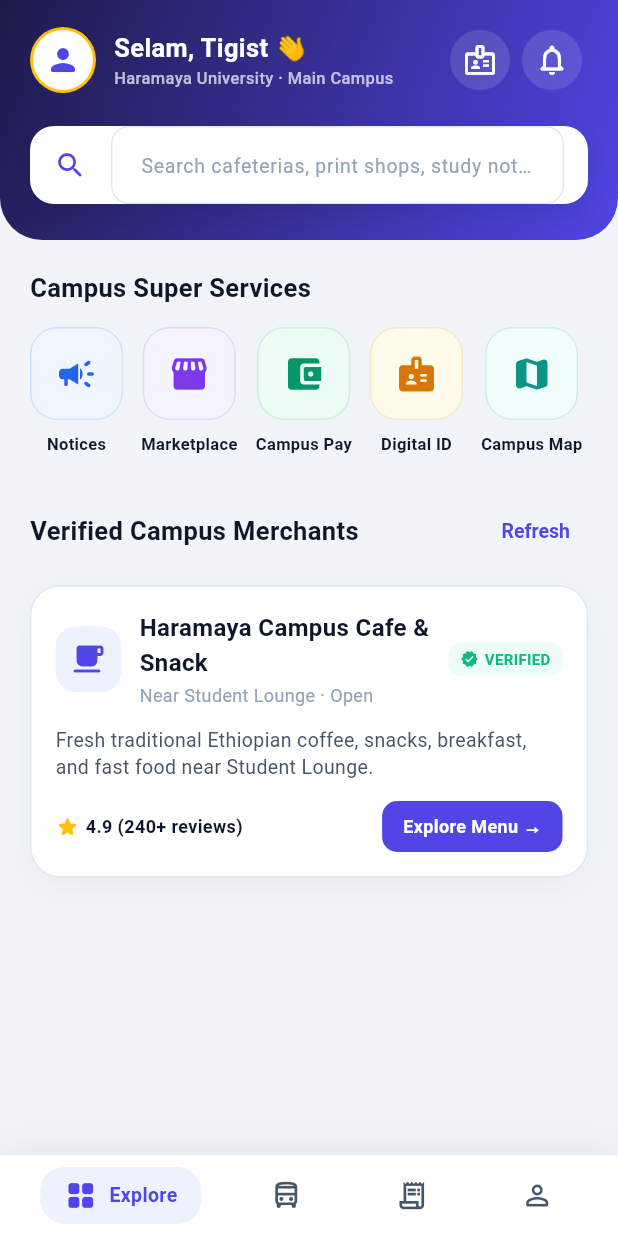
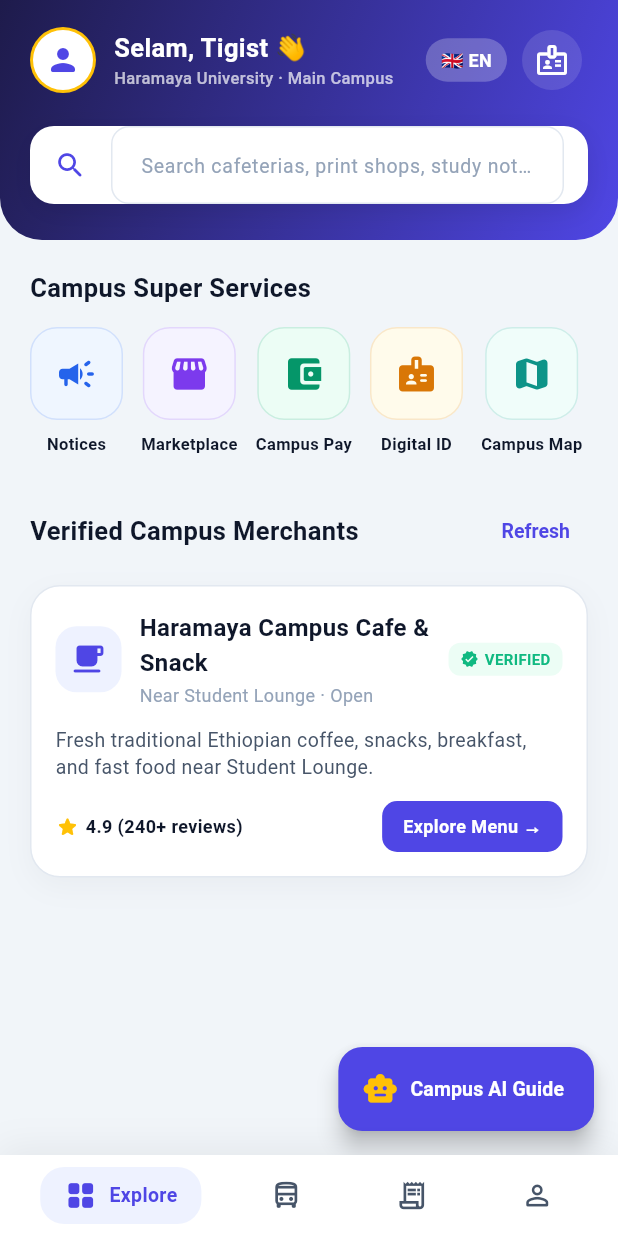
Before and after one commit to athronos21/campusflow, a Flutter app: the screen it shows after launch, on a phone screen of 412 x 824 dp. Run offline on Flutter 3.47's test engine with Material 3 defaults, Android fonts, the phone set to English and light mode, and no system bars; our stand-ins replace dio, shared_preferences; network calls fail.

Commit message:
feat: add web maintenance/marketplace pages and mobile campus AI assistant

```diff
--- a/apps/mobile/lib/screens/explore/explore_screen.dart
+++ b/apps/mobile/lib/screens/explore/explore_screen.dart
@@ -2,6 +2,7 @@ import 'package:flutter/material.dart';
 import '../../core/constants/app_colors.dart';
 import '../../models/business.dart';
 import '../../services/business_service.dart';
+import '../../widgets/ai_assistant_sheet.dart';
 import 'shop_detail_screen.dart';
 import '../transport/transport_screen.dart';
 import '../housing/housing_screen.dart';
@@ -26,6 +27,7 @@ class _ExploreScreenState extends State<ExploreScreen> {
   List<Business> _businesses = [];
   bool _isLoading = true;
   String _searchQuery = '';
+  bool _isAmharic = false;
 
   @override
   void initState() {
@@ -42,6 +44,15 @@ class _ExploreScreenState extends State<ExploreScreen> {
     });
   }
 
+  void _openAiAssistant() {
+    showModalBottomSheet(
+      context: context,
+      isScrollControlled: true,
+      backgroundColor: Colors.transparent,
+      builder: (context) => const AiAssistantSheet(),
+    );
+  }
+
   @override
   Widget build(BuildContext context) {
     final filteredMerchants = _businesses
@@ -50,6 +61,16 @@ class _ExploreScreenState extends State<ExploreScreen> {
 
     return Scaffold(
       backgroundColor: AppColors.background,
+      floatingActionButton: FloatingActionButton.extended(
+        onPressed: _openAiAssistant,
+        backgroundColor: AppColors.primary,
+        elevation: 6,
+        icon: const Icon(Icons.smart_toy_rounded, color: Colors.amber),
+        label: Text(
+          _isAmharic ? 'የካምፓስ AI ረዳት' : 'Campus AI Guide',
+          style: const TextStyle(color: Colors.white, fontWeight: FontWeight.bold, fontSize: 13),
+        ),
+      ),
       body: SafeArea(
         child: _isLoading
             ? const Center(child: CircularProgressIndicator(color: AppColors.primary))
@@ -86,27 +107,37 @@ class _ExploreScreenState extends State<ExploreScreen> {
                                     const SizedBox(width: 12),
                                     Column(
                                       crossAxisAlignment: CrossAxisAlignment.start,
-                                      children: const [
-                                        Text('Selam, Tigist 👋', style: TextStyle(color: Colors.white, fontWeight: FontWeight.bold, fontSize: 17)),
-                                        Text('Haramaya University · Main Campus', style: TextStyle(color: Colors.white70, fontSize: 11, fontWeight: FontWeight.w500)),
+                                      children: [
+                                        Text(_isAmharic ? 'ሰላም፣ ትዕግሥት 👋' : 'Selam, Tigist 👋', style: const TextStyle(color: Colors.white, fontWeight: FontWeight.bold, fontSize: 17)),
+                                        Text(_isAmharic ? 'ሐረማያ ዩኒቨርሲቲ · ዋና ግቢ' : 'Haramaya University · Main Campus', style: const TextStyle(color: Colors.white70, fontSize: 11, fontWeight: FontWeight.w500)),
                                       ],
                                     ),
                                   ],
                                 ),
                                 Row(
                                   children: [
+                                    // Amharic 🇪🇹 / English 🇬🇧 Toggle Chip
+                                    InkWell(
+                                      onTap: () => setState(() => _isAmharic = !_isAmharic),
+                                      borderRadius: BorderRadius.circular(16),
+                                      child: Container(
+                                        padding: const EdgeInsets.symmetric(horizontal: 10, vertical: 6),
+                                        decoration: BoxDecoration(
+                                          color: Colors.white24,
+                                          borderRadius: BorderRadius.circular(16),
+                                        ),
+                                        child: Text(
+                                          _isAmharic ? '🇪🇹 አማርኛ' : '🇬🇧 EN',
+                                          style: const TextStyle(color: Colors.white, fontWeight: FontWeight.bold, fontSize: 12),
+                                        ),
+                                      ),
+                                    ),
+                                    const SizedBox(width: 6),
                                     IconButton(
                                       style: IconButton.styleFrom(backgroundColor: Colors.white12),
                                       icon: const Icon(Icons.badge_outlined, color: Colors.white),
                                       onPressed: () {
                                         Navigator.push(context, MaterialPageRoute(builder: (context) => const DigitalIdScreen()));
-                                      },
-                                    ),
-                                    IconButton(
-                                      style: IconButton.styleFrom(backgroundColor: Colors.white12),
-                                      icon: const Icon(Icons.notifications_none_rounded, color: Colors.white),
-                                      onPressed: () {
-                                        Navigator.push(context, MaterialPageRoute(builder: (context) => const AnnouncementsScreen()));
                                       },
                                     ),
                                   ],
@@ -131,10 +162,10 @@ class _ExploreScreenState extends State<ExploreScreen> {
                               ),
                               child: TextField(
                                 onChanged: (val) => setState(() => _searchQuery = val.toLowerCase().trim()),
-                                decoration: const InputDecoration(
-                                  icon: Icon(Icons.search_rounded, color: AppColors.primary, size: 22),
-                                  hintText: 'Search cafeterias, print shops, study notes...',
-                                  hintStyle: TextStyle(fontSize: 13, color: AppColors.textMuted),
+                                decoration: InputDecoration(
+                                  icon: const Icon(Icons.search_rounded, color: AppColors.primary, size: 22),
+                                  hintText: _isAmharic ? 'ካፌዎችን፣ የህትመት ሱቆችን፣ ማስታወሻዎችን ይፈልጉ...' : 'Search cafeterias, print shops, study notes...',
+                                  hintStyle: const TextStyle(fontSize: 13, color: AppColors.textMuted),
                                   border: InputBorder.none,
                                 ),
                               ),
@@ -151,33 +182,36 @@ class _ExploreScreenState extends State<ExploreScreen> {
                         child: Column(
                           crossAxisAlignment: CrossAxisAlignment.start,
                           children: [
-                            const Text('Campus Super Services', style: TextStyle(fontSize: 17, fontWeight: FontWeight.bold, color: AppColors.textPrimary)),
+                            Text(
+                              _isAmharic ? 'የካምፓስ አገልግሎቶች' : 'Campus Super Services',
+                              style: const TextStyle(fontSize: 17, fontWeight: FontWeight.bold, color: AppColors.textPrimary),
+                            ),
                             const SizedBox(height: 14),
                             SingleChildScrollView(
                               scrollDirection: Axis.horizontal,
                               child: Row(
                                 children: [
-                                  _buildModernServiceCard(context, icon: Icons.campaign_rounded, color: const Color(0xFF2563EB), bg: const Color(0xFFEFF6FF), label: 'Notices', screen: const AnnouncementsScreen()),
+                                  _buildModernServiceCard(context, icon: Icons.campaign_rounded, color: const Color(0xFF2563EB), bg: const Color(0xFFEFF6FF), label: _isAmharic ? 'ማስታወቂያዎች' : 'Notices', screen: const AnnouncementsScreen()),
                                   const SizedBox(width: 12),
-                                  _buildModernServiceCard(context, icon: Icons.storefront_rounded, color: const Color(0xFF7C3AED), bg: const Color(0xFFF5F3FF), label: 'Marketplace', screen: const MarketplaceScreen()),
+                                  _buildModernServiceCard(context, icon: Icons.storefront_rounded, color: const Color(0xFF7C3AED), bg: const Color(0xFFF5F3FF), label: _isAmharic ? 'ገበያ' : 'Marketplace', screen: const MarketplaceScreen()),
                                   const SizedBox(width: 12),
-                                  _buildModernServiceCard(context, icon: Icons.account_balance_wallet_rounded, color: const Color(0xFF059669), bg: const Color(0xFFECFDF5), label: 'Campus Pay', screen: const WalletScreen()),
+                                  _buildModernServiceCard(context, icon: Icons.account_balance_wallet_rounded, color: const Color(0xFF059669), bg: const Color(0xFFECFDF5), label: _isAmharic ? 'ካምፓስ ፔይ' : 'Campus Pay', screen: const WalletScreen()),
                                   const SizedBox(width: 12),
-                                  _buildModernServiceCard(context, icon: Icons.badge_rounded, color: const Color(0xFFD97706), bg: const Color(0xFFFFFBEB), label: 'Digital ID', screen: const DigitalIdScreen()),
+                                  _buildModernServiceCard(context, icon: Icons.badge_rounded, color: const Color(0xFFD97706), bg: const Color(0xFFFFFBEB), label: _isAmharic ? 'መታወቂያ' : 'Digital ID', screen: const DigitalIdScreen()),
                                   const SizedBox(width: 12),
-                                  _buildModernServiceCard(context, icon: Icons.map_rounded, color: const Color(0xFF0D9488), bg: const Color(0xFFF0FDFA), label: 'Campus Map', screen: const CampusMapScreen()),
+                                  _buildModernServiceCard(context, icon: Icons.map_rounded, color: const Color(0xFF0D9488), bg: const Color(0xFFF0FDFA), label: _isAmharic ? 'የግቢው ካርታ' : 'Campus Map', screen: const CampusMapScreen()),
                                   const SizedBox(width: 12),
-                                  _buildModernServiceCard(context, icon: Icons.calculate_rounded, color: const Color(0xFF4F46E5), bg: const Color(0xFFEEF2FF), label: 'GPA & Timetable', screen: const AcademicScreen()),
+                                  _buildModernServiceCard(context, icon: Icons.calculate_rounded, color: const Color(0xFF4F46E5), bg: const Color(0xFFEEF2FF), label: _isAmharic ? 'GPA እና ክፍለ-ጊዜ' : 'GPA & Timetable', screen: const AcademicScreen()),
                                   const SizedBox(width: 12),
-                                  _buildModernServiceCard(context, icon: Icons.build_circle_rounded, color: const Color(0xFFEA580C), bg: const Color(0xFFFFF7ED), label: 'Dorm Repairs', screen: const MaintenanceScreen()),
+                                  _buildModernServiceCard(context, icon: Icons.build_circle_rounded, color: const Color(0xFFEA580C), bg: const Color(0xFFFFF7ED), label: _isAmharic ? 'የዶርም ጥገና' : 'Dorm Repairs', screen: const MaintenanceScreen()),
                                   const SizedBox(width: 12),
-                                  _buildModernServiceCard(context, icon: Icons.emergency_rounded, color: const Color(0xFFDC2626), bg: const Color(0xFFFEF2F2), label: '24/7 SOS', screen: const EmergencyScreen()),
+                                  _buildModernServiceCard(context, icon: Icons.emergency_rounded, color: const Color(0xFFDC2626), bg: const Color(0xFFFEF2F2), label: _isAmharic ? '24/7 አደጋ' : '24/7 SOS', screen: const EmergencyScreen()),
                                   const SizedBox(width: 12),
-                                  _buildModernServiceCard(context, icon: Icons.directions_bus_rounded, color: const Color(0xFFB45309), bg: const Color(0xFFFEF3C7), label: 'Transport', screen: const TransportScreen()),
+                                  _buildModernServiceCard(context, icon: Icons.directions_bus_rounded, color: const Color(0xFFB45309), bg: const Color(0xFFFEF3C7), label: _isAmharic ? 'ትራንስፖርት' : 'Transport', screen: const TransportScreen()),
                                   const SizedBox(width: 12),
-                                  _buildModernServiceCard(context, icon: Icons.home_work_rounded, color: const Color(0xFF0F766E), bg: const Color(0xFFCCFBF1), label: 'Housing', screen: const HousingScreen()),
+                                  _buildModernServiceCard(context, icon: Icons.home_work_rounded, color: const Color(0xFF0F766E), bg: const Color(0xFFCCFBF1), label: _isAmharic ? 'መኖሪያ' : 'Housing', screen: const HousingScreen()),
                                   const SizedBox(width: 12),
-                                  _buildModernServiceCard(context, icon: Icons.event_rounded, color: const Color(0xFF4338CA), bg: const Color(0xFFE0E7FF), label: 'Events', screen: const EventsScreen()),
+                                  _buildModernServiceCard(context, icon: Icons.event_rounded, color: const Color(0xFF4338CA), bg: const Color(0xFFE0E7FF), label: _isAmharic ? 'ኩነቶች' : 'Events', screen: const EventsScreen()),
                                 ],
                               ),
                             ),
@@ -193,10 +227,13 @@ class _ExploreScreenState extends State<ExploreScreen> {
                         child: Row(
                           mainAxisAlignment: MainAxisAlignment.spaceBetween,
                           children: [
-                            const Text('Verified Campus Merchants', style: TextStyle(fontSize: 17, fontWeight: FontWeight.bold, color: AppColors.textPrimary)),
+                            Text(
+                              _isAmharic ? 'የተረጋገጡ የግቢው ነጋዴዎች' : 'Verified Campus Merchants',
+                              style: const TextStyle(fontSize: 17, fontWeight: FontWeight.bold, color: AppColors.textPrimary),
+                            ),
                             TextButton(
                               onPressed: _loadBusinesses,
-                              child: const Text('Refresh', style: TextStyle(color: AppColors.primary, fontWeight: FontWeight.bold)),
+                              child: Text(_isAmharic ? 'አድስ' : 'Refresh', style: const TextStyle(color: AppColors.primary, fontWeight: FontWeight.bold)),
                             ),
                           ],
                         ),
@@ -217,7 +254,7 @@ class _ExploreScreenState extends State<ExploreScreen> {
                               ),
                             ),
                     ),
-                    const SliverToBoxAdapter(child: SizedBox(height: 30)),
+                    const SliverToBoxAdapter(child: SizedBox(height: 80)),
                   ],
                 ),
               ),
@@ -283,18 +320,18 @@ class _ExploreScreenState extends State<ExploreScreen> {
                       children: [
                         Text(business.name, style: const TextStyle(fontWeight: FontWeight.bold, fontSize: 16, color: AppColors.textPrimary)),
                         const SizedBox(height: 2),
-                        const Text('Main Campus Lounge · Open', style: TextStyle(fontSize: 12, color: AppColors.textMuted)),
+                        Text(_isAmharic ? 'ዋና ግቢ · ክፍት' : 'Main Campus Lounge · Open', style: const TextStyle(fontSize: 12, color: AppColors.textMuted)),
                       ],
                     ),
                   ),
                   Container(
                     padding: const EdgeInsets.symmetric(horizontal: 8, vertical: 4),
                     decoration: BoxDecoration(color: AppColors.successBg, borderRadius: BorderRadius.circular(8)),
-                    child: const Row(
+                    child: Row(
                       children: [
-                        Icon(Icons.verified, color: AppColors.success, size: 12),
-                        SizedBox(width: 4),
-                        Text('VERIFIED', style: TextStyle(fontSize: 10, fontWeight: FontWeight.bold, color: AppColors.success)),
+                        const Icon(Icons.verified, color: AppColors.success, size: 12),
+                        const SizedBox(width: 4),
+                        Text(_isAmharic ? 'የተረጋገጠ' : 'VERIFIED', style: const TextStyle(fontSize: 10, fontWeight: FontWeight.bold, color: AppColors.success)),
                       ],
                     ),
                   ),
@@ -302,7 +339,7 @@ class _ExploreScreenState extends State<ExploreScreen> {
               ),
               const SizedBox(height: 12),
               Text(
-                business.description ?? 'Fresh food, coffee, and campus essentials available for instant pickup.',
+                business.description ?? (_isAmharic ? 'ትኩስ ምግብ፣ ቡና እና የካምፓስ ፍላጎቶች።' : 'Fresh food, coffee, and campus essentials available for instant pickup.'),
                 style: const TextStyle(fontSize: 13, color: AppColors.textSecondary, height: 1.4),
                 maxLines: 2,
                 overflow: TextOverflow.ellipsis,
@@ -312,12 +349,12 @@ class _ExploreScreenState extends State<ExploreScreen> {
                 children: [
                   const Icon(Icons.star_rounded, size: 16, color: Colors.amber),
                   const SizedBox(width: 4),
-                  const Text('4.8 (120+ reviews)', style: TextStyle(fontSize: 12, fontWeight: FontWeight.bold, color: AppColors.textPrimary)),
+                  Text(_isAmharic ? '4.8 (120+ አስተያየቶች)' : '4.8 (120+ reviews)', style: const TextStyle(fontSize: 12, fontWeight: FontWeight.bold, color: AppColors.textPrimary)),
                   const Spacer(),
                   Container(
                     padding: const EdgeInsets.symmetric(horizontal: 14, vertical: 8),
                     decoration: BoxDecoration(color: AppColors.primary, borderRadius: BorderRadius.circular(10)),
-                    child: const Text('Explore Menu →', style: TextStyle(fontSize: 12, fontWeight: FontWeight.bold, color: Colors.white)),
+                    child: Text(_isAmharic ? 'ሜኑ ይመልከቱ →' : 'Explore Menu →', style: const TextStyle(fontSize: 12, fontWeight: FontWeight.bold, color: Colors.white)),
                   ),
                 ],
               ),
@@ -353,42 +390,42 @@ class _ExploreScreenState extends State<ExploreScreen> {
                 Expanded(
                   child: Column(
                     crossAxisAlignment: CrossAxisAlignment.start,
-                    children: const [
-                      Text('Haramaya Campus Cafe & Snack', style: TextStyle(fontWeight: FontWeight.bold, fontSize: 16, color: AppColors.textPrimary)),
-                      SizedBox(height: 2),
-                      Text('Near Student Lounge · Open', style: TextStyle(fontSize: 12, color: AppColors.textMuted)),
+                    children: [
+                      Text(_isAmharic ? 'ሐረማያ ግቢ ካፌ እና ምግቦች' : 'Haramaya Campus Cafe & Snack', style: const TextStyle(fontWeight: FontWeight.bold, fontSize: 16, color: AppColors.textPrimary)),
+                      const SizedBox(height: 2),
+                      Text(_isAmharic ? 'ተማሪዎች ላውንጅ አጠገብ · ክፍት' : 'Near Student Lounge · Open', style: const TextStyle(fontSize: 12, color: AppColors.textMuted)),
                     ],
                   ),
                 ),
                 Container(
                   padding: const EdgeInsets.symmetric(horizontal: 8, vertical: 4),
                   decoration: BoxDecoration(color: AppColors.successBg, borderRadius: BorderRadius.circular(8)),
-                  child: const Row(
+                  child: Row(
                     children: [
-                      Icon(Icons.verified, color: AppColors.success, size: 12),
-                      SizedBox(width: 4),
-                      Text('VERIFIED', style: TextStyle(fontSize: 10, fontWeight: FontWeight.bold, color: AppColors.success)),
+                      const Icon(Icons.verified, color: AppColors.success, size: 12),
+                      const SizedBox(width: 4),
+                      Text(_isAmharic ? 'የተረጋገጠ' : 'VERIFIED', style: const TextStyle(fontSize: 10, fontWeight: FontWeight.bold, color: AppColors.success)),
                     ],
                   ),
                 ),
               ],
             ),
             const SizedBox(height: 12),
-            const Text(
-              'Fresh traditional Ethiopian coffee, snacks, breakfast, and fast food near Student Lounge.',
-              style: TextStyle(fontSize: 13, color: AppColors.textSecondary, height: 1.4),
+            Text(
+              _isAmharic ? 'ትኩስ የኢትዮጵያ ባህላዊ ቡና፣ ቁርስ እና ፈጣን ምግቦች ከተማሪዎች ላውንጅ አጠገብ።' : 'Fresh traditional Ethiopian coffee, snacks, breakfast, and fast food near Student Lounge.',
+              style: const TextStyle(fontSize: 13, color: AppColors.textSecondary, height: 1.4),
             ),
             const SizedBox(height: 14),
             Row(
               children: [
                 const Icon(Icons.star_rounded, size: 16, color: Colors.amber),
                 const SizedBox(width: 4),
-                const Text('4.9 (240+ reviews)', style: TextStyle(fontSize: 12, fontWeight: FontWeight.bold, color: AppColors.textPrimary)),
+                Text(_isAmharic ? '4.9 (240+ አስተያየቶች)' : '4.9 (240+ reviews)', style: const TextStyle(fontSize: 12, fontWeight: FontWeight.bold, color: AppColors.textPrimary)),
                 const Spacer(),
                 Container(
                   padding: const EdgeInsets.symmetric(horizontal: 14, vertical: 8),
                   decoration: BoxDecoration(color: AppColors.primary, borderRadius: BorderRadius.circular(10)),
-                  child: const Text('Explore Menu →', style: TextStyle(fontSize: 12, fontWeight: FontWeight.bold, color: Colors.white)),
+                  child: Text(_isAmharic ? 'ሜኑ ይመልከቱ →' : 'Explore Menu →', style: const TextStyle(fontSize: 12, fontWeight: FontWeight.bold, color: Colors.white)),
                 ),
               ],
             ),
```
Also changed, not shown: apps/mobile/lib/services/ai_assistant_service.dart (added, +22 -0 lines), apps/mobile/lib/widgets/ai_assistant_sheet.dart (added, +221 -0 lines), 4 other files.
